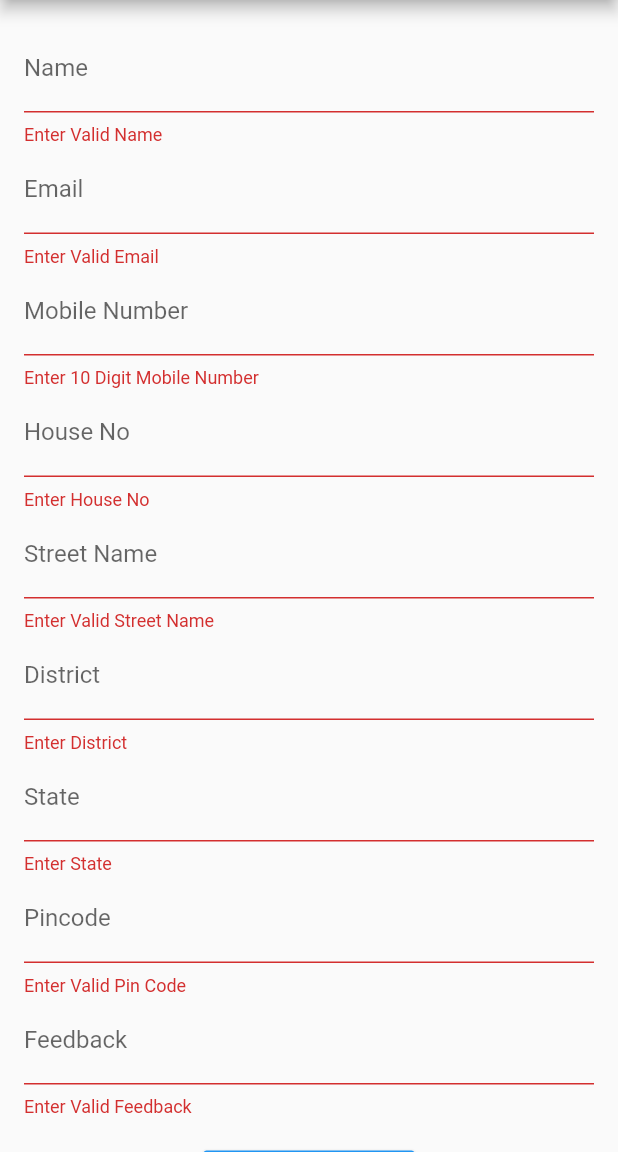
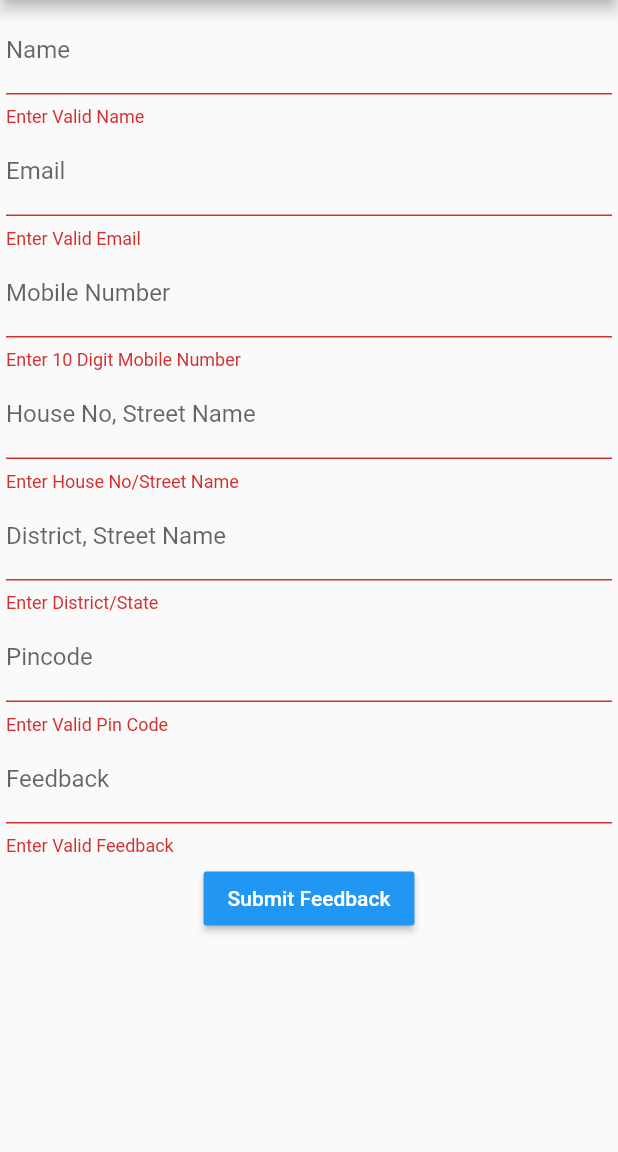
Before and after one commit to kush11251/contact_detail_form, a Flutter app: the screen it shows after launch, after a tap on "Submit Feedback", on a phone screen of 412 x 824 dp, the part 84-1236 px from its top. Run offline on Flutter 3.47's test engine with Material 2 defaults, Android fonts, the phone set to English and light mode, and no system bars.

Commit message:
Final Edit: Reduced Form Size

```diff
--- a/contact_details/lib/controller/form_controller.dart
+++ b/contact_details/lib/controller/form_controller.dart
@@ -7,7 +7,7 @@ import '../model/form.dart';
 class FormController {
 
   // Google App Script Web URL.
-  static const String URL = "https://script.google.com/macros/s/AKfycbz1wgieG2ZA5ERzi6n2umNomkfL5zUJu7G3o-g31DdhjnUJUtWgF9y4ZLZV6zaNkwWs/exec";
+  static const String URL = "https://script.google.com/macros/s/AKfycbyEVNwXYmOhuj95HjM8VVNRoSfQx3_jEGpuwifJNiLbYcJT76MD9A8hwng3NGQebrPl/exec";
 
   // Success Status Message
   static const STATUS_SUCCESS = "SUCCESS";
--- a/contact_details/lib/main.dart
+++ b/contact_details/lib/main.dart
@@ -40,10 +40,8 @@ class _MyHomePageState extends State<MyHomePage> {
   TextEditingController nameController = TextEditingController();
   TextEditingController emailController = TextEditingController();
   TextEditingController mobileNoController = TextEditingController();
-  TextEditingController houseNoController = TextEditingController();
-  TextEditingController streetNameController = TextEditingController();
-  TextEditingController districtController = TextEditingController();
-  TextEditingController stateController = TextEditingController();
+  TextEditingController houseNoStreetNameController = TextEditingController();
+  TextEditingController districtStateController = TextEditingController();
   TextEditingController pinCodeController = TextEditingController();
   TextEditingController feedbackController = TextEditingController();
 
@@ -57,10 +55,8 @@ class _MyHomePageState extends State<MyHomePage> {
           nameController.text,
           emailController.text,
           mobileNoController.text,
-          houseNoController.text,
-          streetNameController.text,
-          districtController.text,
-          stateController.text,
+          houseNoStreetNameController.text,
+          districtStateController.text,
           pinCodeController.text,
           feedbackController.text);
 
@@ -104,7 +100,7 @@ class _MyHomePageState extends State<MyHomePage> {
             Form(
                 key: _formKey,
                 child:
-                Padding(padding: EdgeInsets.all(16),
+                Padding(padding: EdgeInsets.all(4),
                   child: Column(
                     crossAxisAlignment: CrossAxisAlignment.start,
                     children: <Widget>[
@@ -147,54 +143,29 @@ class _MyHomePageState extends State<MyHomePage> {
                         ),
                       ),
                       TextFormField(
-                        controller: houseNoController,
+                        controller: houseNoStreetNameController,
                         validator: (value) {
                           if (value.isEmpty) {
-                            return 'Enter House No';
+                            return 'Enter House No/Street Name';
                           }
                           return null;
                         },
                         keyboardType: TextInputType.text,
                         decoration: InputDecoration(
-                            labelText: 'House No'
+                            labelText: 'House No, Street Name'
                         ),
                       ),
                       TextFormField(
-                        controller: streetNameController,
+                        controller: districtStateController,
                         validator: (value) {
                           if (value.isEmpty) {
-                            return 'Enter Valid Street Name';
-                          }
-                          return null;
-                        },
-                        decoration: InputDecoration(
-                            labelText: 'Street Name'
-                        ),
-                      ),
-                      TextFormField(
-                        controller: districtController,
-                        validator: (value) {
-                          if (value.isEmpty) {
-                            return 'Enter District';
+                            return 'Enter District/State';
                           }
                           return null;
                         },
                         keyboardType: TextInputType.text,
                         decoration: InputDecoration(
-                            labelText: 'District'
-                        ),
-                      ),
-                      TextFormField(
-                        controller: stateController,
-                        validator: (value) {
-                          if (value.isEmpty) {
-                            return 'Enter State';
-                          }
-                          return null;
-                        },
-                        keyboardType: TextInputType.text,
-                        decoration: InputDecoration(
-                          labelText: 'State',
+                            labelText: 'District, Street Name'
                         ),
                       ),
                       TextFormField(
--- a/contact_details/lib/model/form.dart
+++ b/contact_details/lib/model/form.dart
@@ -2,22 +2,20 @@ class ContactForm {
   String name;
   String email;
   String mobileNo;
-  String houseNo;
-  String streetName;
-  String district;
-  String stateName;
+  String houseNoStreetName;
+  String districtStateName;
   String pinCode;
   String feedback;
 
   ContactForm(this.name, this.email, this.mobileNo,
-      this.houseNo, this.streetName, this.district,
-      this.stateName, this.pinCode, this.feedback);
+      this.houseNoStreetName, this.districtStateName,
+      this.pinCode, this.feedback);
 
   factory ContactForm.fromJson(dynamic json) {
     return ContactForm(
         "${json['name']}", "${json['email']}", "${json['mobileNo']}",
-        "${json['houseNo']}", "${json['streetName']}", "${json['district']}",
-        "${json['stateName']}", "${json['pinCode']}", "${json['feedback']}"
+        "${json['houseNoStreetName']}", "${json['districtStateName']}",
+        "${json['pinCode']}", "${json['feedback']}"
     );
   }
 
@@ -26,10 +24,8 @@ class ContactForm {
     'name': name,
     'email': email,
     'mobileNo': mobileNo,
-    'houseNo': houseNo,
-    'streetName': streetName,
-    'district': district,
-    'stateName': stateName,
+    'houseNoStreetName': houseNoStreetName,
+    'districtStateName': districtStateName,
     'pinCode': pinCode,
     'feedback': feedback
   };
```
